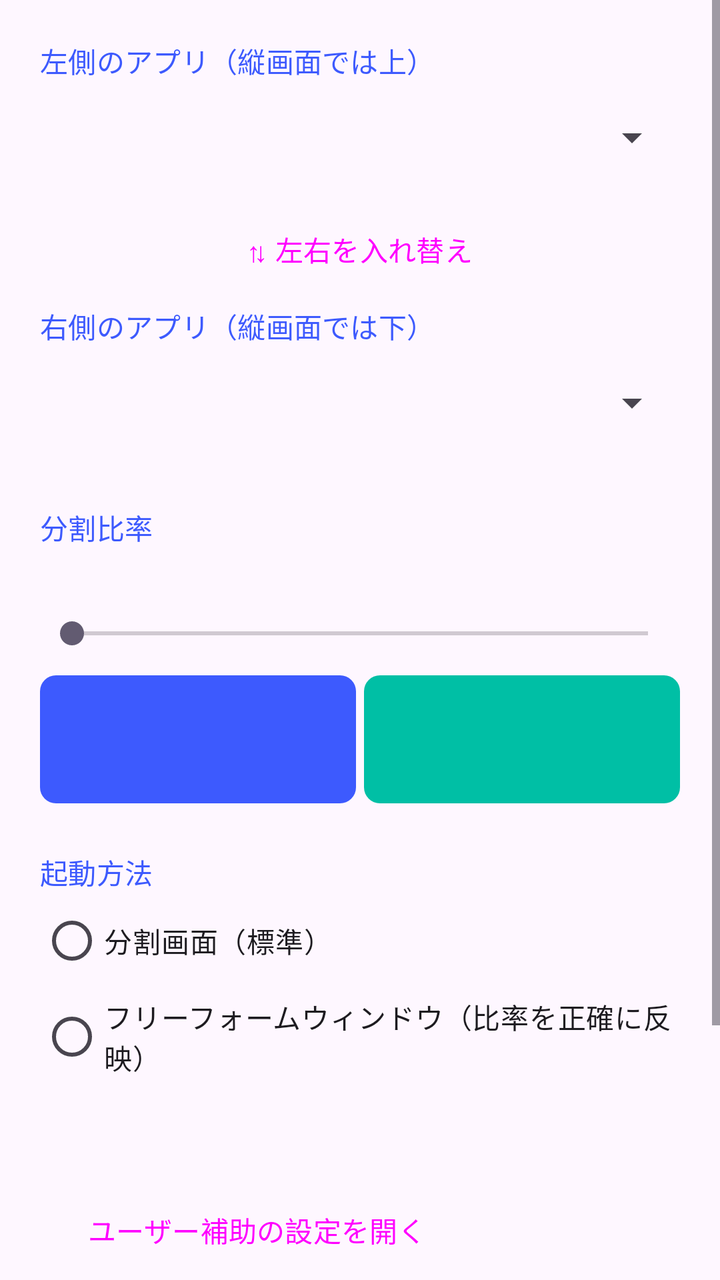
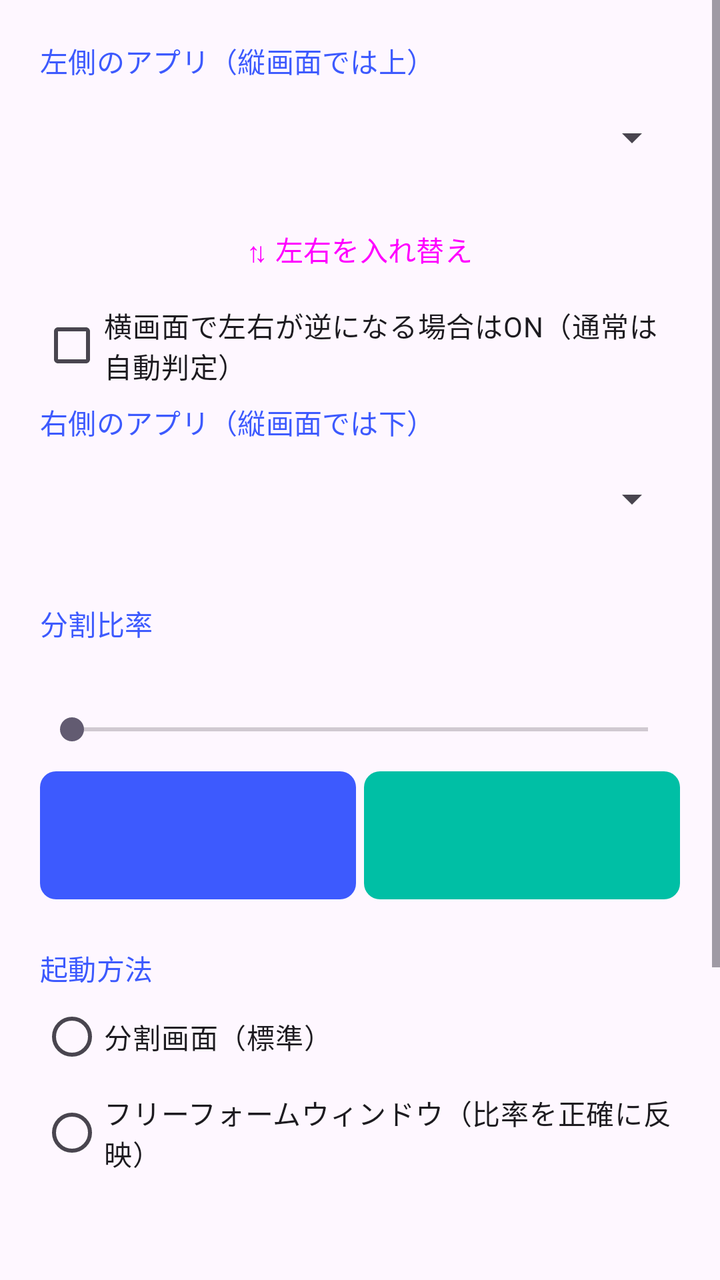

An Android layout rendered at two revisions. The XML below is the earlier revision; the diff shows what the commit changed to produce the second picture.
<!-- AndroidManifest.xml: application theme Theme.SplitLauncher -->
<!-- res/layout/activity_main.xml -->
<?xml version="1.0" encoding="utf-8"?>
<ScrollView xmlns:android="http://schemas.android.com/apk/res/android"
    android:layout_width="match_parent"
    android:layout_height="match_parent"
    android:fillViewport="true">

    <LinearLayout
        android:layout_width="match_parent"
        android:layout_height="wrap_content"
        android:orientation="vertical"
        android:padding="20dp">

        <ProgressBar
            android:id="@+id/progress"
            style="?android:attr/progressBarStyleHorizontal"
            android:layout_width="match_parent"
            android:layout_height="wrap_content"
            android:indeterminate="true"
            android:visibility="gone" />

        
        <TextView
            style="@style/SectionTitle"
            android:text="@string/label_left" />

        <Spinner
            android:id="@+id/leftSpinner"
            android:layout_width="match_parent"
            android:layout_height="wrap_content"
            android:minHeight="56dp" />

        <Button
            android:id="@+id/swapButton"
            style="@style/Widget.Material3.Button.TextButton"
            android:layout_width="wrap_content"
            android:layout_height="wrap_content"
            android:layout_gravity="center_horizontal"
            android:layout_marginTop="4dp"
            android:text="@string/swap" />

        
        <TextView
            style="@style/SectionTitle"
            android:layout_marginTop="4dp"
            android:text="@string/label_right" />

        <Spinner
            android:id="@+id/rightSpinner"
            android:layout_width="match_parent"
            android:layout_height="wrap_content"
            android:minHeight="56dp" />

        
        <TextView
            style="@style/SectionTitle"
            android:layout_marginTop="24dp"
            android:text="@string/label_ratio" />

        <TextView
            android:id="@+id/ratioText"
            android:layout_width="wrap_content"
            android:layout_height="wrap_content"
            android:layout_marginTop="4dp"
            android:textAppearance="?attr/textAppearanceTitleMedium" />

        <SeekBar
            android:id="@+id/ratioSeek"
            android:layout_width="match_parent"
            android:layout_height="wrap_content"
            android:layout_marginTop="8dp" />

        <LinearLayout
            android:layout_width="match_parent"
            android:layout_height="64dp"
            android:layout_marginTop="12dp"
            android:orientation="horizontal">

            <View
                android:id="@+id/previewLeft"
                android:layout_width="0dp"
                android:layout_height="match_parent"
                android:layout_weight="50"
                android:background="@drawable/preview_left" />

            <View
                android:layout_width="4dp"
                android:layout_height="match_parent" />

            <View
                android:id="@+id/previewRight"
                android:layout_width="0dp"
                android:layout_height="match_parent"
                android:layout_weight="50"
                android:background="@drawable/preview_right" />
        </LinearLayout>

        
        <TextView
            style="@style/SectionTitle"
            android:layout_marginTop="24dp"
            android:text="@string/label_mode" />

        <RadioGroup
            android:id="@+id/modeGroup"
            android:layout_width="match_parent"
            android:layout_height="wrap_content">

            <RadioButton
                android:id="@+id/modeSplit"
                android:layout_width="wrap_content"
                android:layout_height="wrap_content"
                android:text="@string/mode_split" />

            <RadioButton
                android:id="@+id/modeFreeform"
                android:layout_width="wrap_content"
                android:layout_height="wrap_content"
                android:text="@string/mode_freeform" />
        </RadioGroup>

        <TextView
            android:id="@+id/modeNote"
            android:layout_width="match_parent"
            android:layout_height="wrap_content"
            android:layout_marginTop="4dp"
            android:textAppearance="?attr/textAppearanceBodySmall" />

        <TextView
            android:id="@+id/a11yStatus"
            android:layout_width="match_parent"
            android:layout_height="wrap_content"
            android:layout_marginTop="8dp"
            android:textAppearance="?attr/textAppearanceBodySmall" />

        <Button
            android:id="@+id/a11yButton"
            style="@style/Widget.Material3.Button.OutlinedButton"
            android:layout_width="wrap_content"
            android:layout_height="wrap_content"
            android:layout_marginTop="4dp"
            android:text="@string/a11y_open_settings" />

        
        <Button
            android:id="@+id/launchButton"
            android:layout_width="match_parent"
            android:layout_height="wrap_content"
            android:layout_marginTop="28dp"
            android:minHeight="56dp"
            android:text="@string/launch" />

        <Button
            android:id="@+id/shortcutButton"
            style="@style/Widget.Material3.Button.TonalButton"
            android:layout_width="match_parent"
            android:layout_height="wrap_content"
            android:layout_marginTop="8dp"
            android:text="@string/create_shortcut" />
    </LinearLayout>
</ScrollView>
<!-- resources referenced by this layout -->
<resources>
  <!-- drawable preview_left (drawable) -->
  <?xml version="1.0" encoding="utf-8"?>
  <shape xmlns:android="http://schemas.android.com/apk/res/android" android:shape="rectangle">
      <solid android:color="#3D5AFE" />
      <corners android:radius="8dp" />
  </shape>
  <!-- drawable preview_right (drawable) -->
  <?xml version="1.0" encoding="utf-8"?>
  <shape xmlns:android="http://schemas.android.com/apk/res/android" android:shape="rectangle">
      <solid android:color="#00BFA5" />
      <corners android:radius="8dp" />
  </shape>
  <string name="a11y_open_settings">ユーザー補助の設定を開く</string>
  <string name="create_shortcut">この組み合わせをホーム画面に追加</string>
  <string name="label_left">左側のアプリ（縦画面では上）</string>
  <string name="label_mode">起動方法</string>
  <string name="label_ratio">分割比率</string>
  <string name="label_right">右側のアプリ（縦画面では下）</string>
  <string name="launch">分割して起動</string>
  <string name="mode_freeform">フリーフォームウィンドウ（比率を正確に反映）</string>
  <string name="mode_split">分割画面（標準）</string>
  <string name="swap">⇅ 左右を入れ替え</string>
  <style name="SectionTitle">
          <item name="android:layout_width">wrap_content</item>
          <item name="android:layout_height">wrap_content</item>
          <item name="android:textAppearance">?attr/textAppearanceLabelLarge</item>
          <item name="android:textColor">?attr/colorPrimary</item>
      </style>
  <style name="Theme.SplitLauncher" parent="Theme.Material3.DayNight">
          <item name="colorPrimary">#3D5AFE</item>
      </style>
</resources>

<!-- the commit's change to res/layout/activity_main.xml (unified diff, before → after) -->
@@ -37,6 +37,12 @@
             android:layout_gravity="center_horizontal"
             android:layout_marginTop="4dp"
             android:text="@string/swap" />
+
+        <CheckBox
+            android:id="@+id/landscapeReverseCheck"
+            android:layout_width="wrap_content"
+            android:layout_height="wrap_content"
+            android:text="@string/landscape_reverse" />
 
         
         <TextView
<!-- resource entries referenced after the edit -->
@@ -18,6 +18,7 @@
   <string name="label_mode">起動方法</string>
   <string name="label_ratio">分割比率</string>
   <string name="label_right">右側のアプリ（縦画面では下）</string>
+  <string name="landscape_reverse">横画面で左右が逆になる場合はON（通常は自動判定）</string>
   <string name="launch">分割して起動</string>
   <string name="mode_freeform">フリーフォームウィンドウ（比率を正確に反映）</string>
   <string name="mode_split">分割画面（標準）</string>
